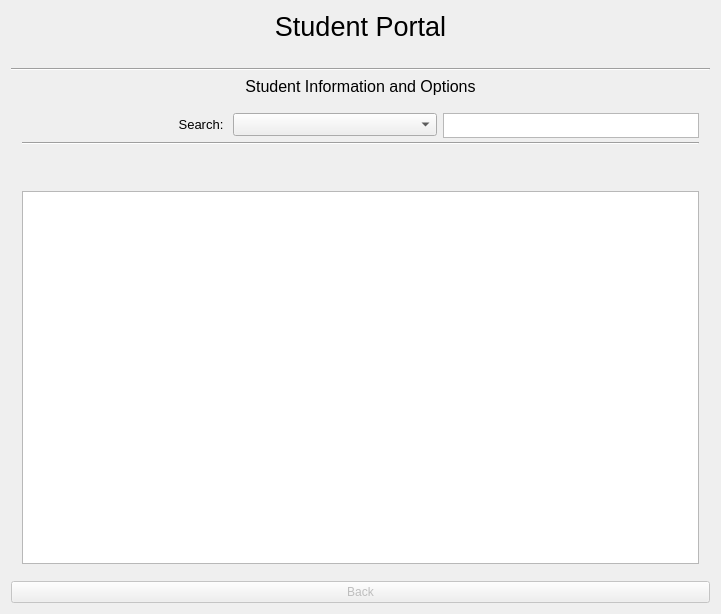
Before: the Qt Designer form Form Files/studentView.ui in alixabahena/SIMS, drawn with Qt 5.
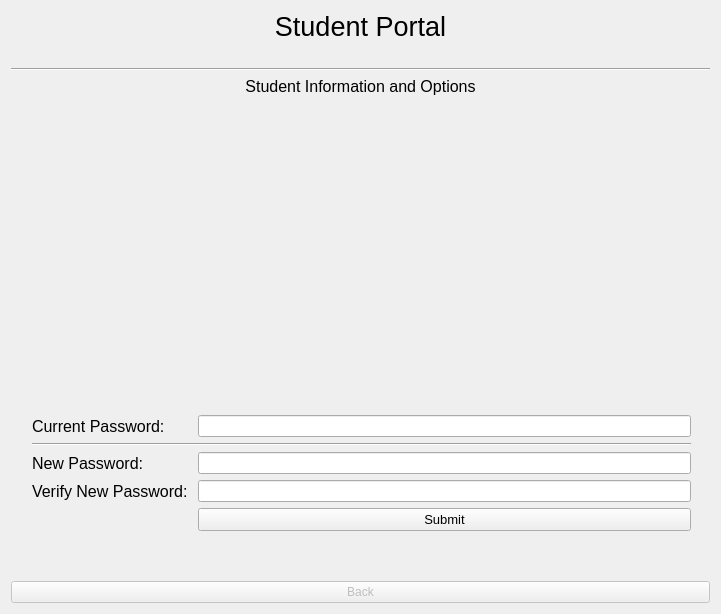
After: the same form once the commit is applied.

```diff
--- a/Form Files/studentView.ui
+++ b/Form Files/studentView.ui
@@ -69,7 +69,7 @@
      <item>
       <widget class="QStackedWidget" name="stackedWidget">
        <property name="currentIndex">
-        <number>2</number>
+        <number>3</number>
        </property>
        <widget class="QWidget" name="page">
         <property name="sizePolicy">
@@ -316,27 +316,48 @@
            <item row="0" column="2">
             <widget class="QPlainTextEdit" name="searchClassesInput">
              <property name="sizePolicy">
-              <sizepolicy hsizetype="Expanding" vsizetype="Ignored">
+              <sizepolicy hsizetype="MinimumExpanding" vsizetype="MinimumExpanding">
                <horstretch>0</horstretch>
                <verstretch>0</verstretch>
               </sizepolicy>
              </property>
              <property name="minimumSize">
               <size>
-               <width>40</width>
+               <width>450</width>
                <height>25</height>
               </size>
              </property>
+             <property name="maximumSize">
+              <size>
+               <width>16777215</width>
+               <height>25</height>
+              </size>
+             </property>
+             <property name="inputMethodHints">
+              <set>Qt::ImhNone</set>
+             </property>
+             <property name="verticalScrollBarPolicy">
+              <enum>Qt::ScrollBarAlwaysOff</enum>
+             </property>
+             <property name="horizontalScrollBarPolicy">
+              <enum>Qt::ScrollBarAlwaysOff</enum>
+             </property>
             </widget>
            </item>
            <item row="0" column="1">
             <widget class="QComboBox" name="classesSearchBox">
              <property name="sizePolicy">
-              <sizepolicy hsizetype="Expanding" vsizetype="Fixed">
+              <sizepolicy hsizetype="Minimum" vsizetype="Fixed">
                <horstretch>0</horstretch>
                <verstretch>0</verstretch>
               </sizepolicy>
              </property>
+             <property name="minimumSize">
+              <size>
+               <width>150</width>
+               <height>0</height>
+              </size>
+             </property>
              <property name="font">
               <font>
                <pointsize>10</pointsize>
@@ -358,6 +379,130 @@
          </item>
         </layout>
        </widget>
+       <widget class="QWidget" name="page_4">
+        <widget class="QWidget" name="formLayoutWidget">
+         <property name="geometry">
+          <rect>
+           <x>10</x>
+           <y>10</y>
+           <width>681</width>
+           <height>451</height>
+          </rect>
+         </property>
+         <layout class="QFormLayout" name="formLayout">
+          <item row="1" column="0">
+           <widget class="QLabel" name="currentPasswordLabel">
+            <property name="font">
+             <font>
+              <pointsize>12</pointsize>
+             </font>
+            </property>
+            <property name="text">
+             <string>Current Password: </string>
+            </property>
+           </widget>
+          </item>
+          <item row="2" column="0" colspan="2">
+           <widget class="Line" name="line_4">
+            <property name="orientation">
+             <enum>Qt::Horizontal</enum>
+            </property>
+           </widget>
+          </item>
+          <item row="3" column="0">
+           <widget class="QLabel" name="newPasswordLabel">
+            <property name="font">
+             <font>
+              <pointsize>12</pointsize>
+             </font>
+            </property>
+            <property name="text">
+             <string>New Password: </string>
+            </property>
+           </widget>
+          </item>
+          <item row="1" column="1">
+           <widget class="QLineEdit" name="currentPasswordField">
+            <property name="inputMethodHints">
+             <set>Qt::ImhHiddenText|Qt::ImhNoAutoUppercase|Qt::ImhNoPredictiveText|Qt::ImhSensitiveData</set>
+            </property>
+            <property name="echoMode">
+             <enum>QLineEdit::Password</enum>
+            </property>
+           </widget>
+          </item>
+          <item row="3" column="1">
+           <widget class="QLineEdit" name="newPasswordField">
+            <property name="inputMethodHints">
+             <set>Qt::ImhHiddenText|Qt::ImhNoAutoUppercase|Qt::ImhNoPredictiveText|Qt::ImhSensitiveData</set>
+            </property>
+            <property name="echoMode">
+             <enum>QLineEdit::Password</enum>
+            </property>
+           </widget>
+          </item>
+          <item row="4" column="0">
+           <widget class="QLabel" name="verifyNewPasswordLabel">
+            <property name="font">
+             <font>
+              <pointsize>12</pointsize>
+             </font>
+            </property>
+            <property name="text">
+             <string>Verify New Password: </string>
+            </property>
+           </widget>
+          </item>
+          <item row="4" column="1">
+           <widget class="QLineEdit" name="verifyNewPasswordField">
+            <property name="inputMethodHints">
+             <set>Qt::ImhHiddenText|Qt::ImhNoAutoUppercase|Qt::ImhNoPredictiveText|Qt::ImhSensitiveData</set>
+            </property>
+            <property name="echoMode">
+             <enum>QLineEdit::Password</enum>
+            </property>
+           </widget>
+          </item>
+          <item row="5" column="1">
+           <widget class="QPushButton" name="submitButton">
+            <property name="font">
+             <font>
+              <pointsize>10</pointsize>
+             </font>
+            </property>
+            <property name="text">
+             <string>Submit</string>
+            </property>
+           </widget>
+          </item>
+          <item row="0" column="1">
+           <spacer name="verticalSpacer_4">
+            <property name="orientation">
+             <enum>Qt::Vertical</enum>
+            </property>
+            <property name="sizeHint" stdset="0">
+             <size>
+              <width>0</width>
+              <height>150</height>
+             </size>
+            </property>
+           </spacer>
+          </item>
+          <item row="6" column="0" colspan="2">
+           <widget class="QLabel" name="passwordChangeStatusLabel">
+            <property name="font">
+             <font>
+              <pointsize>10</pointsize>
+             </font>
+            </property>
+            <property name="text">
+             <string/>
+            </property>
+           </widget>
+          </item>
+         </layout>
+        </widget>
+       </widget>
       </widget>
      </item>
      <item>
```
Left out of the diff: 2 changed lines with no effect on the pictures.
